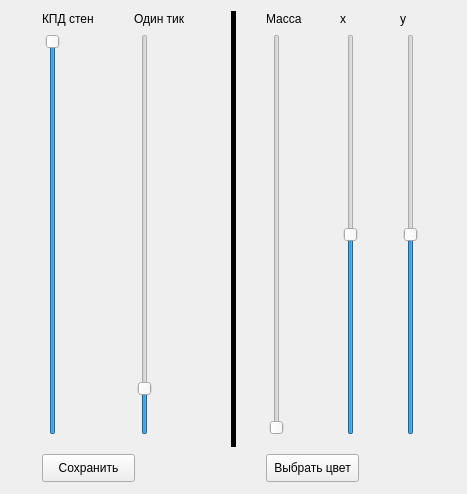
This is design.ui in Migelit0/physics_engine as Qt 5 draws it before an edit. The edited form follows.
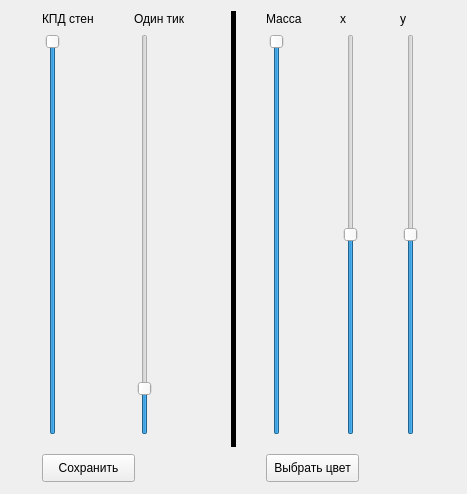
This is the edited form.

The edit to the form file:
```diff
--- a/design.ui
+++ b/design.ui
@@ -130,6 +130,9 @@
    <property name="maximum">
     <number>999999999</number>
    </property>
+   <property name="value">
+    <number>999999999</number>
+   </property>
    <property name="orientation">
     <enum>Qt::Vertical</enum>
    </property>
```
Left out of the diff: 8 changed lines with no effect on the pictures.
